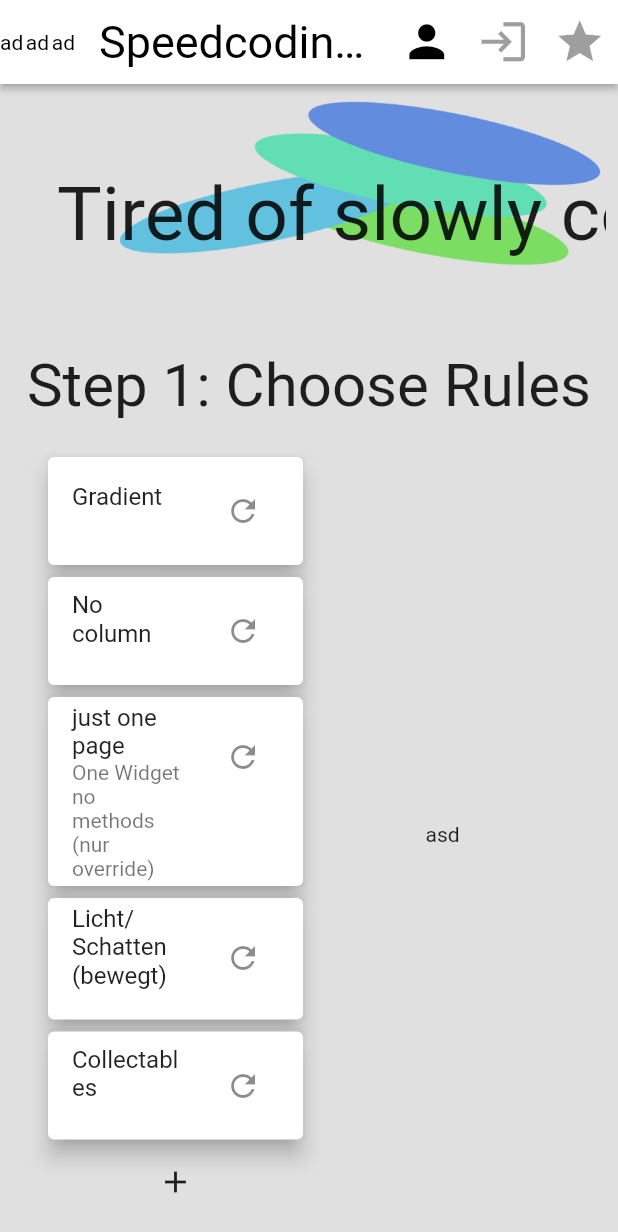
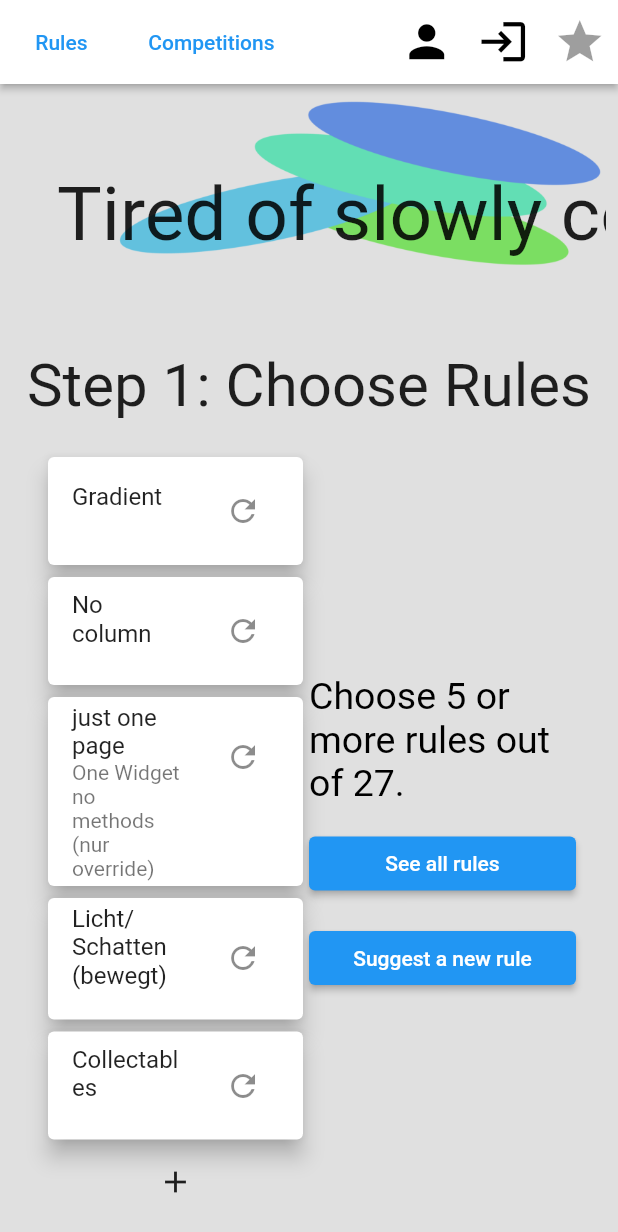
Before and after one commit to synchronisator/speedcodingcompetition, a Flutter app: the WideLayout screen opened directly, on a phone screen of 412 x 824 dp. Shown: the top 1232 px of the screen. Run offline on Flutter 3.47's test engine with Material 2 defaults, Android fonts, the phone set to English and light mode, and no system bars.

Commit message:
wide layout

```diff
--- a/lib/layout/wide_layout.dart
+++ b/lib/layout/wide_layout.dart
@@ -7,21 +7,29 @@ import 'package:speedcodingcompetition/widget/rulelist.dart';
 
 class WideLayout extends StatelessWidget {
   static final formatDate = DateFormat('dd.MM.yyyy HH:mm');
+  static const defaultTextStyle = TextStyle(color: Colors.black, fontSize: 25);
 
   const WideLayout({Key? key}) : super(key: key);
+
+  showCompetitionsDialog(BuildContext context) {}
+
+  showAllRulesDialog(BuildContext context) {}
+
+  showNewRuleDialog(BuildContext context) {}
+
+  showInviteDialog(BuildContext context) {}
 
   @override
   Widget build(BuildContext context) {
     return Scaffold(
       appBar: AppBar(
-        title: Text('Speedcoding Competition'),
-        leadingWidth: 50, //TODO
+        title: const Text('Speedcoding Competition'),
+        leadingWidth: 200, //TODO
         leading: Row(
-          mainAxisAlignment: MainAxisAlignment.spaceBetween,
+          mainAxisAlignment: MainAxisAlignment.spaceAround,
           children: [
-            Text("ad"),
-            Text("ad"),
-            Text("ad"),
+            TextButton(onPressed: () => showAllRulesDialog(context), child: const Text("Rules")),
+            TextButton(onPressed: () => showCompetitionsDialog(context), child: const Text("Competitions")),
           ],
         ),
         actions: [
@@ -32,33 +40,34 @@ class WideLayout extends StatelessWidget {
             ),
              IconButton(
               icon: const Icon(Icons.login),
-              onPressed: null,
+              onPressed: () => print("here"),
             ),
           ],
           if (context.select((LoginProvider l) => l.isLoggedIn))
              IconButton(
               icon: const Icon(Icons.logout),
-              onPressed: null,
+              onPressed: () => print("here"),
             ),
-          IconButton(
-            icon: const Icon(Icons.star),
+          const IconButton(
+            icon: Icon(Icons.star),
             onPressed: null,
           ),
         ],
       ),
       body: SingleChildScrollView(
         child: Center(
-          child: Container(
-            constraints: BoxConstraints(minWidth: 0, maxWidth: 1200),
+          child: Column(
+            children: [
+              Container(
+                constraints: const BoxConstraints(minWidth: 0, maxWidth: 1200),
                 child: Padding(
-              padding: EdgeInsets.all(8.0),
+                  padding: const EdgeInsets.all(8.0),
                   child: Column(
                     mainAxisSize: MainAxisSize.min,
                     children: [
                       Stack(
-                    children: [
-                      const Image(
-                          image: AssetImage('assets/img/dummy.png')),
+                        children: const [
+                          Image(image: AssetImage('assets/img/dummy.png')),
                           Positioned(
                               left: 30,
                               top: 50,
@@ -77,13 +86,13 @@ class WideLayout extends StatelessWidget {
                               left: 30,
                               top: 250,
                               child: Text(
-                            "Make useless projects FASTER!",
+                                "Create useless projects FASTER!",
                                 style: TextStyle(fontSize: 40),
                               )),
                         ],
                       ),
-                  SizedBox(height: 50),
-                  Text(
+                      const SizedBox(height: 50),
+                      const Text(
                         "Step 1: Choose Rules",
                         style: TextStyle(fontSize: 40),
                       ),
@@ -92,24 +101,65 @@ class WideLayout extends StatelessWidget {
                         child: Row(
                           children: <Widget>[
                             Expanded(flex: 1, child: RuleList()),
-                        Expanded(flex: 1, child: Center(child: Text("asd")))
+                            Expanded(
+                                flex: 1,
+                                child: Center(
+                                    child: Column(
+                                  children: [
+                                    RichText(
+                                        softWrap: true,
+                                        text: TextSpan(
+                                            text:
+                                                "Choose 5 or more rules out of ${context.watch<DataProvider>().rules.length}.",
+                                            style: defaultTextStyle)),
+                                    const SizedBox(height: 15),
+                                    ElevatedButton(
+                                        onPressed: () =>
+                                            showAllRulesDialog(context),
+                                        child: const SizedBox(
+                                            width: 150,
+                                            child: Center(
+                                                child: Text("See all rules")))),
+                                    const SizedBox(height: 15),
+                                    ElevatedButton(
+                                        onPressed: () => showNewRuleDialog(context),
+                                        child: const SizedBox(
+                                            width: 150,
+                                            child: Center(
+                                                child:
+                                                    Text("Suggest a new rule")))),
+                                  ],
+                                )))
                           ],
                         ),
                       ),
-                  SizedBox(height: 50),
-                  Text(
+                      const SizedBox(height: 50),
+                      const Text(
                         "Step 2: Choose Times",
                         style: TextStyle(fontSize: 40),
                       ),
+                      const SizedBox(height: 50),
                       Row(
                         children: <Widget>[
-                      Expanded(flex: 1, child: Text("asd")),
+                          Expanded(
+                              flex: 1,
+                              child: Center(
+                                  child: Column(
+                                children: [
+                                  RichText(
+                                      softWrap: true,
+                                      text: const TextSpan(
+                                          text:
+                                              "How far will you go?\nOnly one day? or maybe a month?\n",
+                                          style: defaultTextStyle)),
+                                ],
+                              ))),
                           Expanded(
                               flex: 1,
                               child: Column(
-                            crossAxisAlignment: CrossAxisAlignment.start,
+                                crossAxisAlignment: CrossAxisAlignment.center,
                                 children: [
-                              Text("Startzeit"),
+                                  const Text("Startzeit", style: defaultTextStyle),
                                   TextButton(
                                       onPressed: () => showDatePicker(
                                             context: context,
@@ -129,10 +179,9 @@ class WideLayout extends StatelessWidget {
                                                       hours: val?.hour ?? 0,
                                                       minutes:
                                                           val?.minute ?? 0))))),
-                                  child: Text(formatDate.format(context
-                                      .watch<DataProvider>()
-                                      .vonDate))),
-                              Text("Deadline"),
+                                      child: Text(formatDate
+                                          .format(context.watch<DataProvider>().vonDate), style: defaultTextStyle)),
+                                  const Text("Deadline", style: defaultTextStyle,),
                                   TextButton(
                                       onPressed: () => showDatePicker(
                                             context: context,
@@ -143,7 +192,7 @@ class WideLayout extends StatelessWidget {
                                                 .read<DataProvider>()
                                                 .vonDate,
                                             lastDate: DateTime.now()
-                                            .add(Duration(days: 365)),
+                                                .add(const Duration(days: 365)),
                                           ).then((value) => showTimePicker(
                                                   context: context,
                                                   initialTime: TimeOfDay.now())
@@ -153,27 +202,65 @@ class WideLayout extends StatelessWidget {
                                                       hours: val?.hour ?? 0,
                                                       minutes:
                                                           val?.minute ?? 0))))),
-                                  child: Text(formatDate.format(context
-                                      .watch<DataProvider>()
-                                      .bisDate))),
+                                      child: Text(formatDate
+                                          .format(context.watch<DataProvider>().bisDate), style: defaultTextStyle)),
                                 ],
                               ))
                         ],
                       ),
-                  SizedBox(height: 50),
-                  Text(
+                      const SizedBox(height: 50),
+                      const Text(
                         "Step 3: Invite Friends",
                         style: TextStyle(fontSize: 40),
                       ),
+                      const SizedBox(height: 50),
                       Row(
                         children: <Widget>[
-                      Expanded(flex: 1, child: Text("asd")),
-                      Expanded(flex: 1, child: Text("asd"))
+                          Expanded(flex: 1, child: Column(
+                            children: [
+                              ListView.builder(
+                                shrinkWrap: true,
+                                itemCount: 5,
+                                  itemBuilder: (context, index) => Card(child: ListTile(title: Text("dummy$index@dummy.de"),)),),
+                              FloatingActionButton(child: const Icon(Icons.add), onPressed: () => showInviteDialog(context),)
+                            ],
+                          )),
+                          Expanded(
+                              flex: 1,
+                              child: Center(
+                                  child: Column(
+                                children: [
+                                  RichText(
+                                      softWrap: true,
+                                      text: const TextSpan(
+                                          text:
+                                              "Who will be with you?\nInvite all your friends!",
+                                          style: defaultTextStyle)),
+                                ],
+                              )))
                         ],
                       ),
+                      const SizedBox(height: 50),
+                      ElevatedButton(
+                          onPressed: () => showNewRuleDialog(context),
+                          child: const SizedBox(
+                              width: 600,
+                              child: Center(
+                                  child: Text(
+                                "Start your competition",
+                                style: TextStyle(fontSize: 35),
+                              )))),
+                      const SizedBox(height: 50),
                     ],
                   ),
                 ),
+              ),
+              Container(
+                height: 200,
+                color: Colors.black,
+                child: Center(child: Text("Footer", style: defaultTextStyle.copyWith(color: Colors.white),),),
+              )
+            ],
           ),
         ),
       ),
--- a/lib/provider/dataprovider.dart
+++ b/lib/provider/dataprovider.dart
@@ -15,7 +15,7 @@ class DataProvider extends ChangeNotifier {
   static final rng = Random();
 
   DateTime vonDate = DateTime.now();
-  DateTime bisDate = DateTime.now().add(const Duration(days: 3));
+  DateTime bisDate = DateTime.now().add(const Duration(days: 30));
   final List<Rule> rulesForCompetition = [];
 
   DataProvider(){
```
Lines whose indentation alone changed are shown as unchanged.
